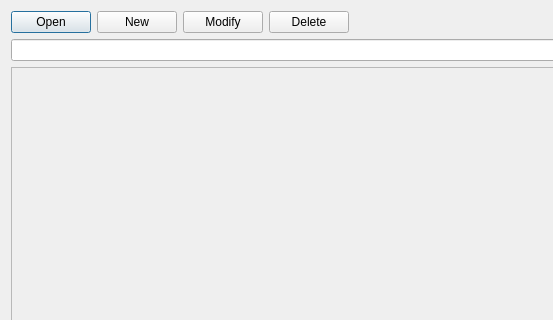
This is woterm/qwosessionmanage.ui in aoyiduo/woterm as Qt 5 draws it before an edit; both pictures show x 0 to 553 and y 0 to 320 of the 839 by 536 pixel window. The edited form follows.
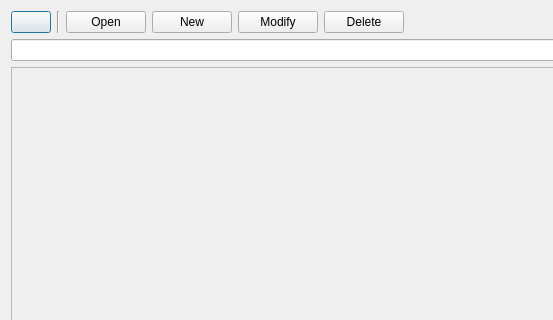
This is the edited form. Icons and pictures are not drawn.

The edit to the form file:
```diff
--- a/woterm/qwosessionmanage.ui
+++ b/woterm/qwosessionmanage.ui
@@ -20,6 +20,20 @@
   <layout class="QVBoxLayout" name="verticalLayout">
    <item>
     <layout class="QHBoxLayout" name="horizontalLayout">
+     <item>
+      <widget class="QPushButton" name="btnModel">
+       <property name="text">
+        <string/>
+       </property>
+      </widget>
+     </item>
+     <item>
+      <widget class="Line" name="line">
+       <property name="orientation">
+        <enum>Qt::Vertical</enum>
+       </property>
+      </widget>
+     </item>
      <item>
       <widget class="QPushButton" name="btnOpen">
        <property name="text">
```
